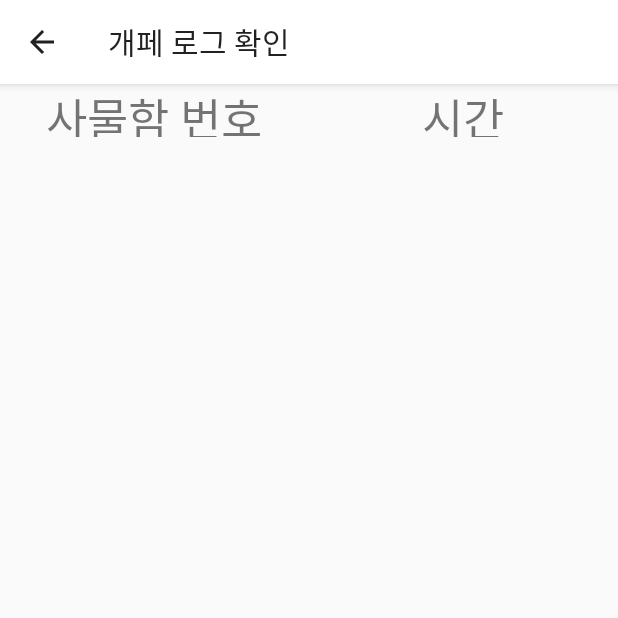
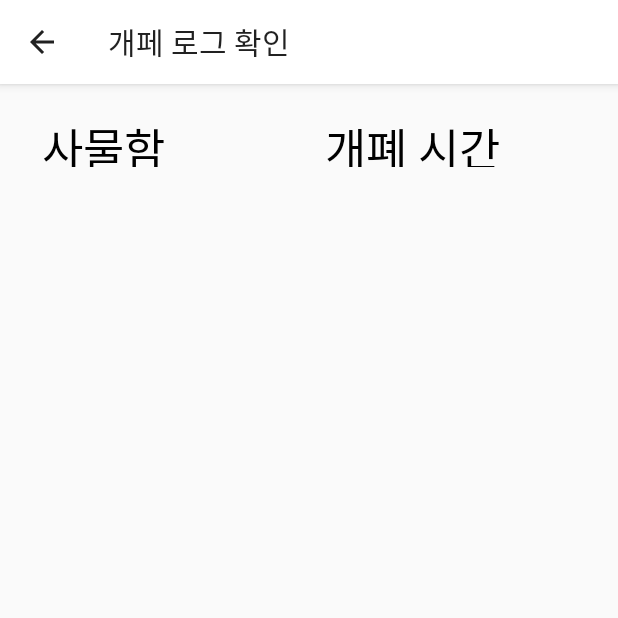
Before and after one commit to LeeDaMi01/facelocker, an Android app: the log screen opened directly, with no data from a screen before it, on a phone screen of 412 x 824 dp, the top half of it. Run offline under Robolectric (Android 15) with nearby library versions, the phone set to English and light mode, and no system bars.

Commit message:
개폐 로그 UI 수정

```diff
--- a/app/src/main/res/layout/activity_log.xml
+++ b/app/src/main/res/layout/activity_log.xml
@@ -9,19 +9,23 @@
     <LinearLayout
         android:layout_width="match_parent"
         android:layout_height="wrap_content"
+        android:layout_marginTop="20dp"
+        android:layout_marginBottom="20dp"
         android:orientation="horizontal">
         <TextView
             android:layout_width="0dp"
             android:layout_height="35dp"
             android:layout_weight="1"
-            android:text="사물함 번호"
+            android:text="사물함"
+            android:textColor="@color/black"
             android:textSize="30dp"
             android:textAlignment="center"/>
         <TextView
             android:layout_width="0dp"
             android:layout_height="35dp"
-            android:layout_weight="1"
-            android:text="시간"
+            android:layout_weight="2"
+            android:text="개폐 시간"
+            android:textColor="@color/black"
             android:textSize="30dp"
             android:textAlignment="center"/>
     </LinearLayout>
```
Also changed, not shown: app/src/main/res/layout/item_list.xml (+5 -2 lines).
